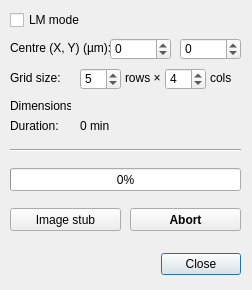
Before: the Qt Designer form gui/stub_ov_dlg.ui in SBEMimage/SBEMimage, drawn with Qt 5.
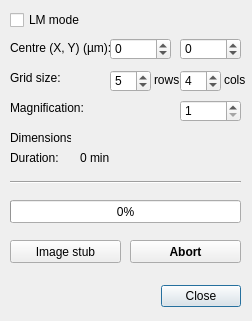
After: the same form once the commit is applied.

Commit message: Fixed imported image scaling for calibrated stage, added magnification to stub ov

The edit to the form file:
```diff
--- a/gui/stub_ov_dlg.ui
+++ b/gui/stub_ov_dlg.ui
@@ -10,7 +10,7 @@
     <x>0</x>
     <y>0</y>
     <width>252</width>
-    <height>290</height>
+    <height>321</height>
    </rect>
   </property>
   <property name="sizePolicy">
@@ -29,7 +29,7 @@
    <property name="geometry">
     <rect>
      <x>50</x>
-     <y>248</y>
+     <y>280</y>
      <width>191</width>
      <height>32</height>
     </rect>
@@ -51,7 +51,7 @@
    <property name="geometry">
     <rect>
      <x>10</x>
-     <y>142</y>
+     <y>174</y>
      <width>231</width>
      <height>16</height>
     </rect>
@@ -64,7 +64,7 @@
    <property name="geometry">
     <rect>
      <x>10</x>
-     <y>208</y>
+     <y>240</y>
      <width>111</width>
      <height>23</height>
     </rect>
@@ -111,7 +111,7 @@
    <property name="geometry">
     <rect>
      <x>10</x>
-     <y>118</y>
+     <y>150</y>
      <width>71</width>
      <height>16</height>
     </rect>
@@ -124,7 +124,7 @@
    <property name="geometry">
     <rect>
      <x>80</x>
-     <y>118</y>
+     <y>150</y>
      <width>161</width>
      <height>16</height>
     </rect>
@@ -184,7 +184,7 @@
    <property name="geometry">
     <rect>
      <x>10</x>
-     <y>168</y>
+     <y>200</y>
      <width>231</width>
      <height>23</height>
     </rect>
@@ -200,7 +200,7 @@
    <property name="geometry">
     <rect>
      <x>130</x>
-     <y>208</y>
+     <y>240</y>
      <width>111</width>
      <height>23</height>
     </rect>
@@ -218,7 +218,7 @@
    <property name="geometry">
     <rect>
      <x>80</x>
-     <y>98</y>
+     <y>130</y>
      <width>161</width>
      <height>16</height>
     </rect>
@@ -231,7 +231,7 @@
    <property name="geometry">
     <rect>
      <x>10</x>
-     <y>98</y>
+     <y>130</y>
      <width>61</width>
      <height>16</height>
     </rect>
@@ -243,8 +243,8 @@
   <widget class="QSpinBox" name="spinBox_rows">
    <property name="geometry">
     <rect>
-     <x>80</x>
-     <y>68</y>
+     <x>110</x>
+     <y>70</y>
      <width>41</width>
      <height>22</height>
     </rect>
@@ -268,8 +268,8 @@
   <widget class="QSpinBox" name="spinBox_cols">
    <property name="geometry">
     <rect>
-     <x>165</x>
-     <y>68</y>
+     <x>180</x>
+     <y>70</y>
      <width>41</width>
      <height>22</height>
     </rect>
@@ -293,21 +293,21 @@
   <widget class="QLabel" name="label_7">
    <property name="geometry">
     <rect>
-     <x>125</x>
-     <y>70</y>
-     <width>41</width>
+     <x>154</x>
+     <y>72</y>
+     <width>31</width>
      <height>16</height>
     </rect>
    </property>
    <property name="text">
-    <string>rows ×</string>
+    <string>rows</string>
    </property>
   </widget>
   <widget class="QLabel" name="label_8">
    <property name="geometry">
     <rect>
-     <x>210</x>
-     <y>70</y>
+     <x>224</x>
+     <y>72</y>
      <width>21</width>
      <height>16</height>
     </rect>
@@ -332,6 +332,41 @@
     <string>LM mode</string>
    </property>
   </widget>
+  <widget class="QLabel" name="label_4">
+   <property name="geometry">
+    <rect>
+     <x>10</x>
+     <y>100</y>
+     <width>81</width>
+     <height>16</height>
+    </rect>
+   </property>
+   <property name="text">
+    <string>Magnification:</string>
+   </property>
+  </widget>
+  <widget class="QSpinBox" name="spinBox_magnification">
+   <property name="geometry">
+    <rect>
+     <x>180</x>
+     <y>100</y>
+     <width>61</width>
+     <height>22</height>
+    </rect>
+   </property>
+   <property name="layoutDirection">
+    <enum>Qt::LeftToRight</enum>
+   </property>
+   <property name="minimum">
+    <number>1</number>
+   </property>
+   <property name="maximum">
+    <number>1000000</number>
+   </property>
+   <property name="singleStep">
+    <number>10</number>
+   </property>
+  </widget>
  </widget>
  <tabstops>
   <tabstop>spinBox_X</tabstop>
```
The commit also changes 4 other files.
